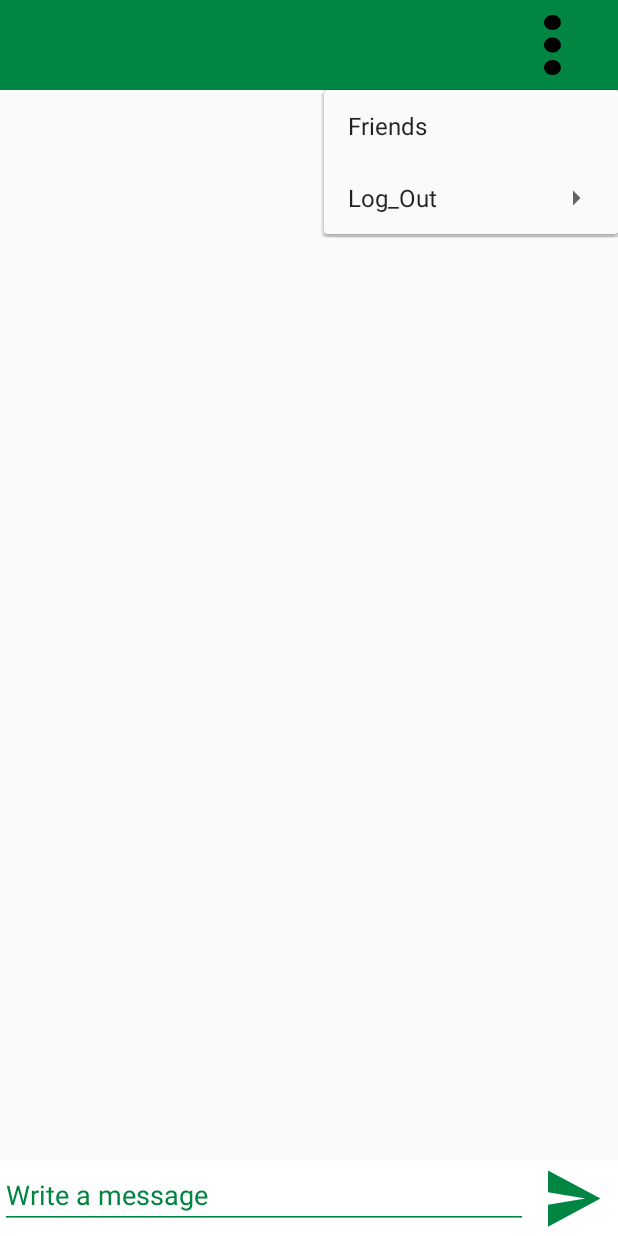
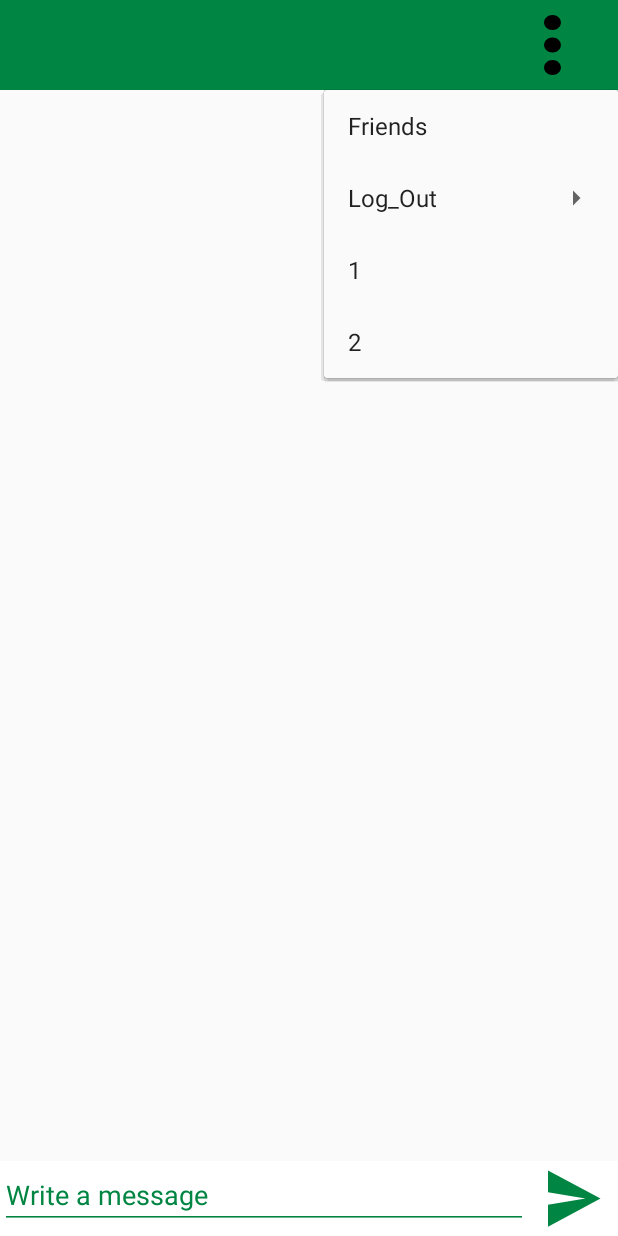
Before and after one commit to ahmibr/Texty, an Android app: the HomePageActivity screen opened directly, with no data from a screen before it, after a tap on an icon or button, on a phone screen of 412 x 824 dp. Run offline under Robolectric (Android 15) with nearby library versions, the phone set to English and light mode, and no system bars; libraries missing offline, so code that uses them is left out: com.github.nkzawa.emitter, com.github.nkzawa.socketio; 1 statement that could not run was skipped.

Commit message:
update join and listof user front

```diff
--- a/app/src/main/java/com/example/texty/HomePage/HomePageActivity.java
+++ b/app/src/main/java/com/example/texty/HomePage/HomePageActivity.java
@@ -15,6 +15,7 @@ import android.util.Log;
 import android.view.Menu;
 import android.view.MenuInflater;
 import android.view.MenuItem;
+import android.view.SubMenu;
 import android.view.View;
 import android.widget.EditText;
 import android.widget.TextView;
@@ -74,7 +75,11 @@ public class HomePageActivity extends AppCompatActivity implements HomePageView,
         PopupMenu popup = new PopupMenu(this, v);
         popup.setOnMenuItemClickListener(this);
         popup.inflate(R.menu.popup_menu);
+
+        popup.getMenu().add("1");
+        popup.getMenu().add("2");
         popup.show();
+
     }
 
 
@@ -171,13 +176,13 @@ public class HomePageActivity extends AppCompatActivity implements HomePageView,
 
     @Override
     public void removeUser(String username) {
-        Message m = new Message(username,username+"quited",3);
+        Message m = new Message(username,username+" quited",3);
         arrayList.add(m);
         messageadapter.notifyDataSetChanged();
         ListView list = (ListView)findViewById(R.id.messages_view);
         list.setSelection(list.getCount() - 1);
+        //TODO remove from list of users
     }
-
     @Override
     public Context getContext() {
         return getApplicationContext();
--- a/app/src/main/res/menu/popup_menu.xml
+++ b/app/src/main/res/menu/popup_menu.xml
@@ -9,9 +9,7 @@
         android:title="Log_Out">
 
         <menu>
-            <item
-                android:id="@+id/item"
-                android:title="Names"/>
+
         </menu>
     </item>
 
```
Also changed, not shown: app/src/main/res/layout/buttons.xml (deleted, +0 -17 lines).
